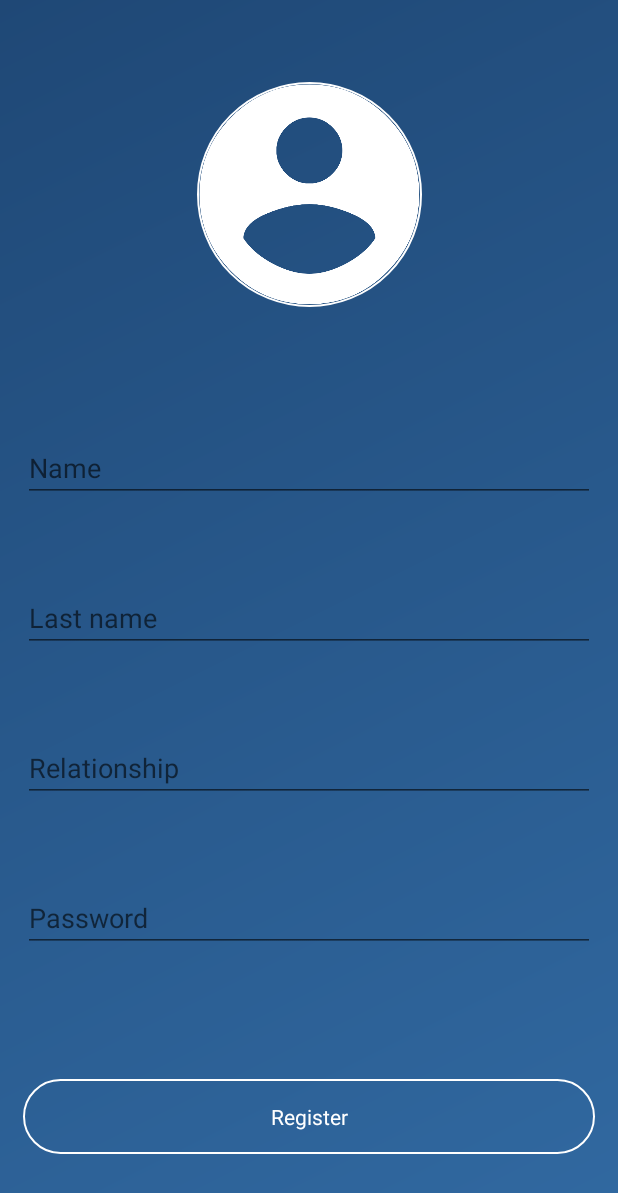
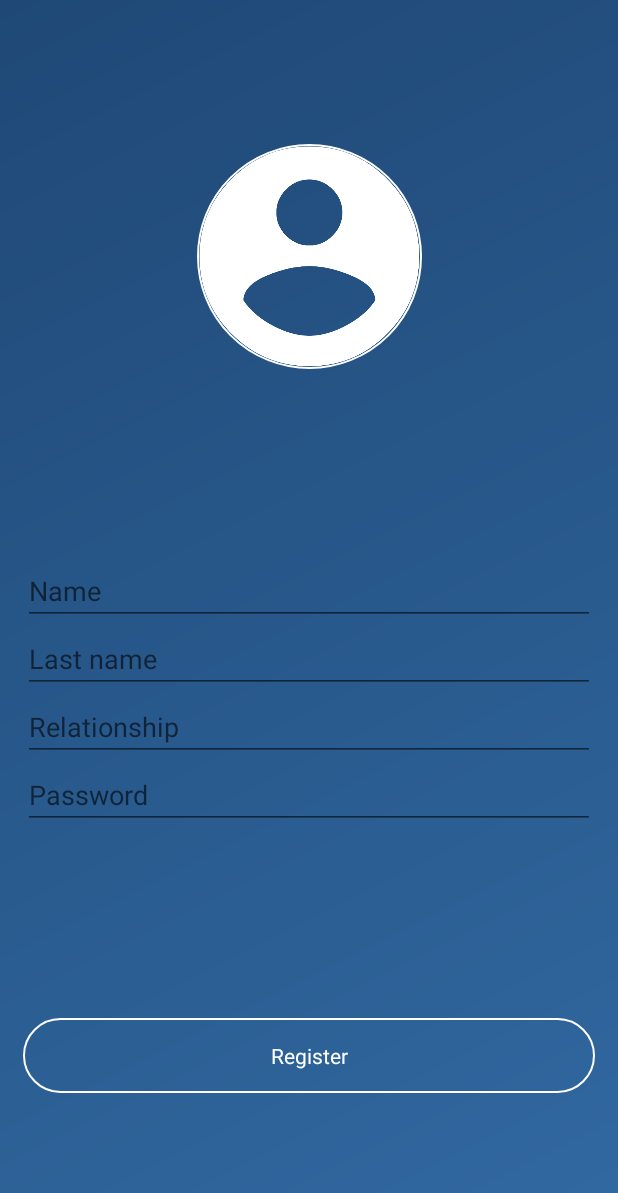
Before and after one commit to rmnvich/FamilyBudget, an Android app: the screen it shows after launch (RegisterActivity), after a tap on "Register", on a phone screen of 412 x 824 dp. Shown: the top 1193 px of the screen. Run offline under Robolectric (Android 15) with nearby library versions, the phone set to English and light mode, and no system bars; our stand-ins replace CircleImageView, Dagger/Hilt's generated code, Room's generated code, RxJava, data binding; libraries missing offline, so code that uses them is left out: com.tbruyelle.rxpermissions2; plain views replace MaterialEditText; 2 statements that could not run were skipped; 1 other tap on this screen came first.

Commit message:
completed login&register activity

```diff
--- a/app/src/main/java/rmnvich/apps/familybudget/data/common/Constants.java
+++ b/app/src/main/java/rmnvich/apps/familybudget/data/common/Constants.java
@@ -4,6 +4,7 @@ package rmnvich.apps.familybudget.data.common;
 public class Constants {
 
     public static String APP_PREFERENCES = "app_preferences";
+    public static String EXTRA_USER_ID = "user_id";
 
     public static int REQUEST_CODE_PHOTO = 0;
 }
--- a/app/src/main/java/rmnvich/apps/familybudget/data/database/dao/UserDao.kt
+++ b/app/src/main/java/rmnvich/apps/familybudget/data/database/dao/UserDao.kt
@@ -1,7 +1,22 @@
 package rmnvich.apps.familybudget.data.database.dao
 
 import android.arch.persistence.room.Dao
+import android.arch.persistence.room.Insert
+import android.arch.persistence.room.OnConflictStrategy
+import android.arch.persistence.room.Query
+import io.reactivex.Flowable
+import io.reactivex.Single
+import rmnvich.apps.familybudget.data.entity.User
 
 @Dao
 interface UserDao {
+
+    @Query("SELECT * FROM user ORDER BY userId DESC")
+    fun getAllUsers() : Flowable<List<User>>
+
+    @Query("SELECT * FROM user WHERE name = :name AND lastname = :lastname")
+    fun getUserByName(name: String, lastname: String): Single<User>
+
+    @Insert(onConflict = OnConflictStrategy.REPLACE)
+    fun insertUser(user: User)
 }
--- a/app/src/main/java/rmnvich/apps/familybudget/data/repository/database/IDatabaseRepository.kt
+++ b/app/src/main/java/rmnvich/apps/familybudget/data/repository/database/IDatabaseRepository.kt
@@ -1,4 +1,15 @@
 package rmnvich.apps.familybudget.data.repository.database
 
+import io.reactivex.Completable
+import io.reactivex.Flowable
+import io.reactivex.Single
+import rmnvich.apps.familybudget.data.entity.User
+
 interface IDatabaseRepository {
+
+    fun getAllUsers() : Flowable<List<User>>
+
+    fun getUserByNameAndLastname(name: String, lastname: String): Single<User>
+
+    fun insertUser(user: User) : Completable
 }
--- a/app/src/main/java/rmnvich/apps/familybudget/data/repository/preference/IPreferenceRepository.kt
+++ b/app/src/main/java/rmnvich/apps/familybudget/data/repository/preference/IPreferenceRepository.kt
@@ -1,4 +1,8 @@
 package rmnvich.apps.familybudget.data.repository.preference
 
 interface IPreferenceRepository {
+
+    fun saveUserIdToPreferences(userId: Int)
+
+    fun getUserId(): Int
 }
--- a/app/src/main/java/rmnvich/apps/familybudget/data/repository/preference/PreferencesRepositoryImpl.kt
+++ b/app/src/main/java/rmnvich/apps/familybudget/data/repository/preference/PreferencesRepositoryImpl.kt
@@ -1,9 +1,18 @@
 package rmnvich.apps.familybudget.data.repository.preference
 
 import android.content.SharedPreferences
+import rmnvich.apps.familybudget.data.common.Constants.EXTRA_USER_ID
 
 class PreferencesRepositoryImpl(private val preferences: SharedPreferences) :
         IPreferenceRepository {
 
+    override fun saveUserIdToPreferences(userId: Int) {
+        preferences.edit()
+                .putInt(EXTRA_USER_ID, userId)
+                .apply()
+    }
 
+    override fun getUserId(): Int {
+        return preferences.getInt(EXTRA_USER_ID, -1)
+    }
 }
--- a/app/src/main/java/rmnvich/apps/familybudget/presentation/activity/login/mvp/LoginActivityContract.kt
+++ b/app/src/main/java/rmnvich/apps/familybudget/presentation/activity/login/mvp/LoginActivityContract.kt
@@ -1,27 +1,38 @@
 package rmnvich.apps.familybudget.presentation.activity.login.mvp
 
+import io.reactivex.Single
+import rmnvich.apps.familybudget.data.entity.User
 import rmnvich.apps.familybudget.presentation.mvp.MvpModel
 import rmnvich.apps.familybudget.presentation.mvp.MvpPresenter
 import rmnvich.apps.familybudget.presentation.mvp.MvpView
 
 interface LoginActivityContract {
 
-    interface View: MvpView {
+    interface View : MvpView {
 
         fun onClickLogin()
 
         fun onClickRegister()
     }
 
-    interface Presenter: MvpPresenter<View> {
+    interface Presenter : MvpPresenter<View> {
 
         fun onLoginClicked(username: String, password: String)
 
         fun onRegisterClicked()
 
+        fun login(userId: Int)
+
+        fun isDataCorrect(username: String, password: String): Boolean
+
     }
 
-    interface Model: MvpModel {
+    interface Model : MvpModel {
 
+        fun getUserIdFromPreferences(): Int
+
+        fun saveUserIdToPreferences(userId: Int)
+
+        fun getUser(username: String): Single<User>
     }
 }
--- a/app/src/main/res/layout/activity_login.xml
+++ b/app/src/main/res/layout/activity_login.xml
@@ -33,7 +33,7 @@
             android:layout_marginStart="@dimen/activity_login_horizontal_margin"
             android:layout_marginEnd="@dimen/activity_login_horizontal_margin"
             android:hint="@string/full_name"
-            android:inputType="text"
+            android:inputType="textCapWords"
             app:layout_constraintBottom_toTopOf="@id/et_password"
             app:layout_constraintTop_toTopOf="parent"
             app:layout_constraintVertical_chainStyle="packed"
--- a/app/src/main/res/layout/activity_register.xml
+++ b/app/src/main/res/layout/activity_register.xml
@@ -28,11 +28,19 @@
             android:src="@drawable/ic_account_circle_inverter"
             app:civ_border_color="@android:color/white"
             app:civ_border_width="@dimen/activity_edit_profile_photo_border_width"
-            app:layout_constraintBottom_toTopOf="@id/et_name"
+            app:layout_constraintBottom_toTopOf="@id/register_form"
             app:layout_constraintEnd_toEndOf="parent"
             app:layout_constraintStart_toStartOf="parent"
             app:layout_constraintTop_toTopOf="parent"
             app:layout_constraintVertical_chainStyle="spread" />
+
+        <LinearLayout
+            android:id="@+id/register_form"
+            android:layout_width="match_parent"
+            android:layout_height="wrap_content"
+            android:orientation="vertical"
+            app:layout_constraintBottom_toTopOf="@id/btn_register"
+            app:layout_constraintTop_toBottomOf="@id/iv_photo">
 
             <com.rengwuxian.materialedittext.MaterialEditText
                 android:id="@+id/et_name"
@@ -43,9 +51,6 @@
                 android:hint="@string/name"
                 android:inputType="textCapWords"
                 android:text="@={user.name}"
-            app:layout_constraintBottom_toTopOf="@id/et_last_name"
-            app:layout_constraintTop_toBottomOf="@id/iv_photo"
-            app:layout_constraintVertical_chainStyle="packed"
                 app:met_baseColor="@android:color/white"
                 app:met_clearButton="true"
                 app:met_errorColor="@android:color/white"
@@ -68,8 +73,6 @@
                 android:hint="@string/last_name"
                 android:inputType="textCapWords"
                 android:text="@={user.lastname}"
-            app:layout_constraintBottom_toTopOf="@id/et_relationship"
-            app:layout_constraintTop_toBottomOf="@id/et_name"
                 app:met_baseColor="@android:color/white"
                 app:met_clearButton="true"
                 app:met_errorColor="@android:color/white"
@@ -92,8 +95,6 @@
                 android:hint="@string/relationship"
                 android:inputType="textCapSentences"
                 android:text="@={user.relationship}"
-            app:layout_constraintBottom_toTopOf="@id/et_password"
-            app:layout_constraintTop_toBottomOf="@id/et_last_name"
                 app:met_baseColor="@android:color/white"
                 app:met_clearButton="true"
                 app:met_errorColor="@android:color/white"
@@ -116,8 +117,6 @@
                 android:hint="@string/password"
                 android:inputType="textPassword"
                 android:text="@={user.password}"
-            app:layout_constraintBottom_toTopOf="@id/btn_register"
-            app:layout_constraintTop_toBottomOf="@id/et_relationship"
                 app:met_baseColor="@android:color/white"
                 app:met_clearButton="true"
                 app:met_errorColor="@android:color/white"
@@ -131,6 +130,7 @@
                 app:met_primaryColor="@android:color/white"
                 app:met_textColor="@android:color/white"
                 app:met_underlineColor="@android:color/white" />
+        </LinearLayout>
 
         <Button
             android:id="@+id/btn_register"
@@ -147,7 +147,7 @@
             android:textAllCaps="false"
             android:textColor="@android:color/white"
             app:layout_constraintBottom_toBottomOf="parent"
-            app:layout_constraintTop_toBottomOf="@id/et_password" />
+            app:layout_constraintTop_toBottomOf="@id/register_form" />
 
         <ProgressBar
             android:id="@+id/progress_bar"
--- a/app/src/main/res/layout/nav_header_dashboard.xml
+++ b/app/src/main/res/layout/nav_header_dashboard.xml
@@ -14,12 +14,12 @@
 
     <de.hdodenhof.circleimageview.CircleImageView
         android:id="@+id/imageView"
-        android:layout_width="65dp"
-        android:layout_height="65dp"
+        android:layout_width="@dimen/photo_header_size"
+        android:layout_height="@dimen/photo_header_size"
         android:contentDescription="@string/nav_header_desc"
         android:src="@drawable/mother"
         app:civ_border_color="@android:color/white"
-        app:civ_border_width="1dp" />
+        app:civ_border_width="@dimen/photo_header_width" />
 
     <TextView
         android:id="@+id/tv_user_name"
--- a/app/src/main/res/values/dimens.xml
+++ b/app/src/main/res/values/dimens.xml
@@ -55,5 +55,7 @@
     <dimen name="activity_vertical_margin">16dp</dimen>
     <dimen name="nav_header_vertical_spacing">8dp</dimen>
     <dimen name="nav_header_height">206dp</dimen>
+    <dimen name="photo_header_size">65dp</dimen>
+    <dimen name="photo_header_width">1dp</dimen>
 
 </resources>
--- a/app/src/main/res/values/strings.xml
+++ b/app/src/main/res/values/strings.xml
@@ -42,6 +42,11 @@
     <string name="action_settings">Settings</string>
 
     <string name="select_a_file">Select a media file</string>
-    <string name="error">An error occurred</string>
+    <string name="empty_field_error">Please fill in all fields</string>
+    <string name="user_exists">User with the same name already exists</string>
+    <string name="user_not_exists">User with the same name does not exist</string>
+    <string name="wrong_data">Wrong login or password</string>
+    <string name="error">An error occurred. Try again</string>
+    <string name="returned_empty">returned empty</string>
 
 </resources>
```
Also changed, not shown: app/src/main/java/rmnvich/apps/familybudget/data/repository/database/DatabaseRepositoryImpl.kt (+29 -1 lines), app/src/main/java/rmnvich/apps/familybudget/presentation/activity/login/mvp/LoginActivityModel.kt (+19 -0 lines), app/src/main/java/rmnvich/apps/familybudget/presentation/activity/login/mvp/LoginActivityPresenter.kt (+32 -2 lines), app/src/main/java/rmnvich/apps/familybudget/presentation/activity/register/mvp/RegisterActivityContract.kt (+9 -3 lines), app/src/main/java/rmnvich/apps/familybudget/presentation/activity/register/mvp/RegisterActivityModel.kt (+11 -0 lines), app/src/main/java/rmnvich/apps/familybudget/presentation/activity/register/mvp/RegisterActivityPresenter.kt (+22 -2 lines). Lines whose indentation alone changed are shown as unchanged.
